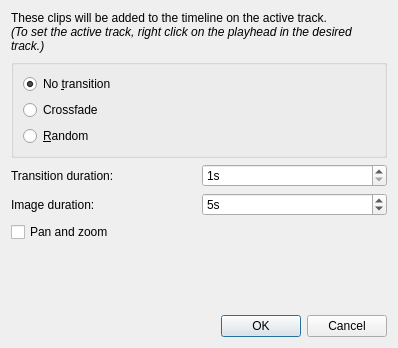
hftom/MachinTruc, file app/ui/addclips.ui: the form before one commit.
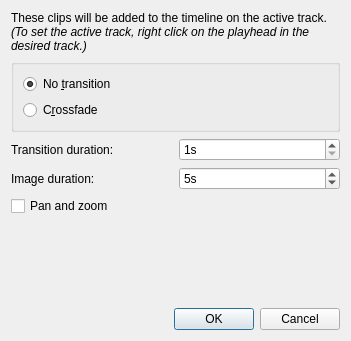
The form after the commit.

The edit to the form file:
```diff
--- a/app/ui/addclips.ui
+++ b/app/ui/addclips.ui
@@ -6,8 +6,8 @@
    <rect>
     <x>0</x>
     <y>0</y>
-    <width>398</width>
-    <height>348</height>
+    <width>351</width>
+    <height>341</height>
    </rect>
   </property>
   <property name="windowTitle">
@@ -35,7 +35,7 @@
         <item row="1" column="0">
          <widget class="QRadioButton" name="crossfadeTransitionRad">
           <property name="text">
-           <string>Crossfade</string>
+           <string>C&amp;rossfade</string>
           </property>
          </widget>
         </item>
@@ -49,13 +49,6 @@
           </property>
          </widget>
         </item>
-        <item row="2" column="0" colspan="2">
-         <widget class="QRadioButton" name="randomTransitionRad">
-          <property name="text">
-           <string>&amp;Random</string>
-          </property>
-         </widget>
-        </item>
        </layout>
       </widget>
      </item>
```
Left out of the diff: 3 changed lines with no effect on the pictures.
